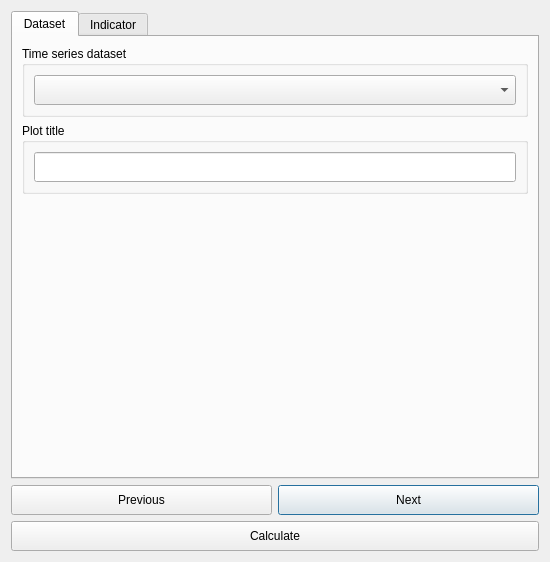
Old version of the form LDMP/gui/DlgTimeseries.ui in the repository ConservationInternational/trends.earth.
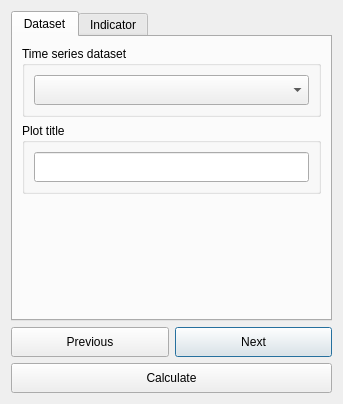
New version of the form.

What changed in the file:
```diff
--- a/LDMP/gui/DlgTimeseries.ui
+++ b/LDMP/gui/DlgTimeseries.ui
@@ -6,10 +6,16 @@
    <rect>
     <x>0</x>
     <y>0</y>
-    <width>550</width>
-    <height>562</height>
+    <width>337</width>
+    <height>404</height>
    </rect>
   </property>
+  <property name="sizePolicy">
+   <sizepolicy hsizetype="Fixed" vsizetype="Fixed">
+    <horstretch>0</horstretch>
+    <verstretch>0</verstretch>
+   </sizepolicy>
+  </property>
   <property name="windowTitle">
    <string>Plot time series</string>
   </property>
@@ -65,7 +71,7 @@
             </property>
             <property name="minimumSize">
              <size>
-              <width>0</width>
+              <width>200</width>
               <height>30</height>
              </size>
             </property>
```
Left out of the diff: 28 changed lines with no effect on the pictures.
